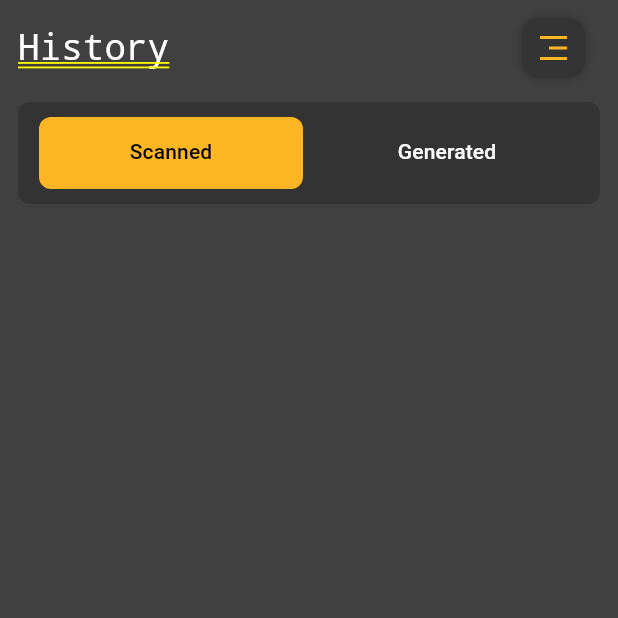
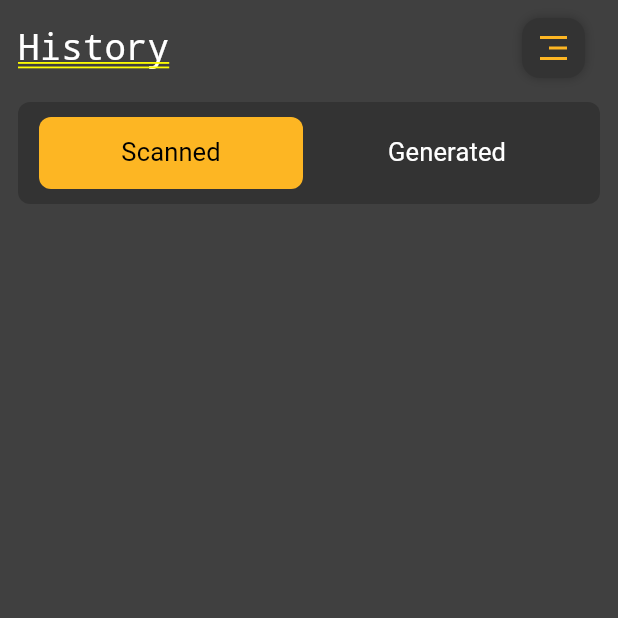
Before and after one commit to MuhammedHelal/qr_reader, a Flutter app: the screen it shows after launch, item 3 of the bottom bar chosen, on a phone screen of 412 x 824 dp, the top half of it. Run offline on Flutter 3.47's test engine with Material 3 defaults, Android fonts, the light colour scheme and no system bars; drawn by our look-alikes of persistent_bottom_nav_bar; our stand-ins replace flutter_bloc, flutter_svg, fluttertoast, gallery_saver, gap, get_it and 8 more; missing offline and left inert: flutter_share, qr_code_scanner, qr_code_tools, wifi_iot; accounts and stored records are empty; Roboto replaces fonts that are missing (Itim); statements that could not run were skipped.

Commit message:
Refactor History UI Components and Add New Text Styles
- Introduced a new `grey` color constant in `AppColors` for consistent use across the app.
- Added new text styles (`white17W400`, `white16W400`, `grey14W400`) in `AppTextStyles` to standardize text appearance.
- Updated `HistoryListViewItem` widget to use new text styles and improve layout structure.
  - Reorganized the layout to better align content and improve readability.
  - Adjusted the border radius for the QR code container for a more consistent design.
  - Integrated the delete icon within the main content row for a cleaner UI.
- Modified `HistoryTabbar` to use the new text styles for tab labels, enhancing visual consistency.

```diff
--- a/lib/core/utils/colors.dart
+++ b/lib/core/utils/colors.dart
@@ -2,6 +2,7 @@ import 'dart:ui';
 
 abstract class AppColors {
   static const Color primary = Color(0xFFFDB623);
+  static const Color grey = Color(0xFFA4A4A4);
   static const Color blackGreyish = Color(0xFF333333);
   static const Color blackGreyishCircle = Color(0xFF3D3D3D);
 }
--- a/lib/core/utils/text_styles.dart
+++ b/lib/core/utils/text_styles.dart
@@ -12,4 +12,17 @@ abstract class AppTextStyles {
     fontSize: 24,
     fontWeight: FontWeight.w500,
   );
+  static const TextStyle white17W400 = TextStyle(
+    fontSize: 17,
+    fontWeight: FontWeight.w400,
+  );
+  static const TextStyle white16W400 = TextStyle(
+    fontSize: 16,
+    fontWeight: FontWeight.w400,
+  );
+  static const TextStyle grey14W400 = TextStyle(
+    fontSize: 14,
+    color: AppColors.grey,
+    fontWeight: FontWeight.w400,
+  );
 }
--- a/lib/features/history/presentation/widgets/history_tabbar.dart
+++ b/lib/features/history/presentation/widgets/history_tabbar.dart
@@ -1,6 +1,7 @@
 import 'package:flutter/material.dart';
 import 'package:flutter_bloc/flutter_bloc.dart';
 import 'package:qr_reader/core/utils/colors.dart';
+import 'package:qr_reader/core/utils/text_styles.dart';
 import 'package:qr_reader/features/history/presentation/manager/history_cubit/history_cubit.dart';
 
 class HistoryTabbar extends StatelessWidget {
@@ -30,8 +31,18 @@ class HistoryTabbar extends StatelessWidget {
           labelColor: Colors.black,
           unselectedLabelColor: Colors.white,
           tabs: const [
-            Tab(text: 'Scanned'),
-            Tab(text: 'Generated'),
+            Tab(
+              child: Text(
+                'Scanned',
+                style: AppTextStyles.white17W400,
+              ),
+            ),
+            Tab(
+              child: Text(
+                'Generated',
+                style: AppTextStyles.white17W400,
+              ),
+            ),
           ],
           onTap: (index) {
             cubit.chooseTab(index);
```
Also changed, not shown: lib/features/history/presentation/widgets/history_listview_item.dart (+28 -16 lines).
